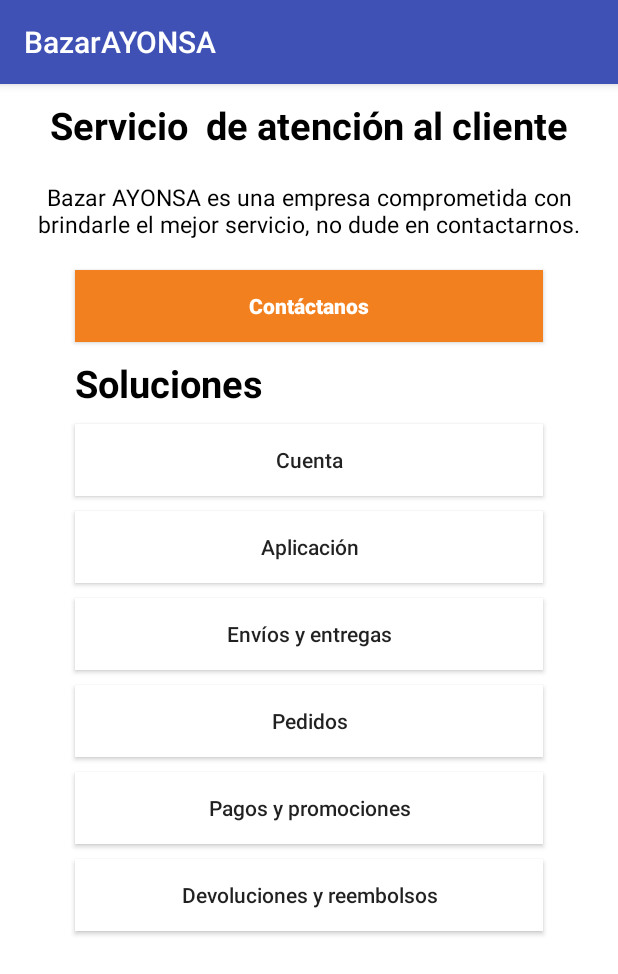
After one commit to RoosPacheco/BazarAYONSA, an Android app: the ServicioCliente screen opened directly, with no data from a screen before it, on a phone screen of 412 x 824 dp. The commit adds this screen. Shown: the top 974 px of the screen. Run offline under Robolectric (Android 15) with nearby library versions, the phone set to English and light mode, and no system bars; Roboto replaces fonts that are not available here.

Commit message:
Servicio de atención al cliente (Actividad)

```diff
--- a/app/src/main/AndroidManifest.xml
+++ b/app/src/main/AndroidManifest.xml
@@ -41,13 +41,10 @@
                 android:name="android.support.PARENT_ACTIVITY"
                 android:value="com.example.dell.bazarayonsa.Main2Activity" />
         </activity>
-
         <activity
-            android:name="ActivityLoginRegister"
-            android:label="@string/app_name" >
-
-        </activity>
-
+            android:name=".ActivityLoginRegister"
+            android:label="@string/app_name"></activity>
+        <activity android:name=".ServicioCliente"></activity>
     </application>
 
 </manifest>
--- a/app/src/main/java/com/example/dell/bazarayonsa/Main2Activity.java
+++ b/app/src/main/java/com/example/dell/bazarayonsa/Main2Activity.java
@@ -2,6 +2,7 @@ package com.example.dell.bazarayonsa;
 
 import android.annotation.SuppressLint;
 import android.annotation.TargetApi;
+import android.content.ClipData;
 import android.content.Intent;
 import android.graphics.Bitmap;
 import android.net.Uri;
@@ -148,9 +149,10 @@ public class Main2Activity extends AppCompatActivity
             fragment = new CatalogoFragment();
 
         } else if (id == R.id.nav_serviciocliente) {
-            fragment = new CatalogoFragment();
+            //fragment = new CatalogoFragment();
+            Intent intent = new Intent(getApplicationContext(), ServicioCliente.class);
+            startActivity(intent);
         }
-
         // Insert the fragment by replacing any existing fragment
         FragmentManager fragmentManager = getSupportFragmentManager();
         fragmentManager.beginTransaction()
--- /dev/null
+++ b/app/src/main/java/com/example/dell/bazarayonsa/ServicioCliente.java
@@ -0,0 +1,15 @@
+package com.example.dell.bazarayonsa;
+
+import android.support.v7.app.AppCompatActivity;
+import android.os.Bundle;
+
+public class ServicioCliente extends AppCompatActivity {
+
+    @Override
+    protected void onCreate(Bundle savedInstanceState) {
+        super.onCreate(savedInstanceState);
+        setContentView(R.layout.activity_servicio_cliente);
+
+
+    }
+}
--- /dev/null
+++ b/app/src/main/res/layout/activity_servicio_cliente.xml
@@ -0,0 +1,139 @@
+<?xml version="1.0" encoding="utf-8"?>
+<android.support.constraint.ConstraintLayout xmlns:android="http://schemas.android.com/apk/res/android"
+    xmlns:app="http://schemas.android.com/apk/res-auto"
+    xmlns:tools="http://schemas.android.com/tools"
+    android:layout_width="match_parent"
+    android:layout_height="match_parent"
+    android:background="@color/white"
+    tools:context=".ServicioCliente">
+    <ScrollView
+        android:layout_width="match_parent"
+        android:layout_height="match_parent">
+
+        <LinearLayout
+            android:layout_width="match_parent"
+            android:layout_height="wrap_content"
+            android:orientation="vertical"
+            tools:layout_editor_absoluteX="0dp"
+            tools:layout_editor_absoluteY="54dp">
+
+            <TextView
+                android:id="@+id/textView6"
+                android:layout_width="match_parent"
+                android:layout_height="wrap_content"
+                android:layout_marginTop="10dp"
+                android:layout_marginBottom="10dp"
+                android:text="Servicio  de atención al cliente"
+                android:textColor="@color/black"
+                android:textSize="25dp"
+                android:textAlignment="center"
+                android:textStyle="bold" />
+
+            <TextView
+                android:id="@+id/textView8"
+                android:layout_width="match_parent"
+                android:layout_height="wrap_content"
+                android:layout_marginStart="20dp"
+                android:layout_marginEnd="20dp"
+                android:layout_marginTop="10dp"
+                android:layout_marginBottom="10dp"
+                android:text="Bazar AYONSA es una empresa comprometida con brindarle el mejor servicio, no dude en contactarnos."
+                android:textAlignment="center"
+                android:textColor="@color/black"
+                android:textSize="15dp"
+                android:textStyle="normal" />
+
+            <Button
+                android:id="@+id/button4"
+                style="@style/Widget.AppCompat.Button"
+                android:layout_width="match_parent"
+                android:layout_height="wrap_content"
+                android:layout_marginStart="50dp"
+                android:layout_marginTop="10dp"
+                android:layout_marginEnd="50dp"
+                android:layout_marginBottom="10dp"
+                android:background="@color/background_color"
+                android:text="Contáctanos"
+                android:textAppearance="@style/TextAppearance.AppCompat.Body2"
+                android:textColor="@color/white"
+                android:textStyle="bold" />
+
+            <TextView
+                android:id="@+id/textView9"
+                android:layout_width="match_parent"
+                android:layout_height="wrap_content"
+                android:layout_marginBottom="10dp"
+                android:text="Soluciones"
+                android:textColor="@color/black"
+                android:textSize="25dp"
+                android:layout_marginStart="50dp"
+                android:textStyle="bold" />
+
+            <Button
+                android:id="@+id/button5"
+                android:layout_width="match_parent"
+                android:layout_height="wrap_content"
+                android:layout_marginStart="50dp"
+                android:layout_marginEnd="50dp"
+                android:layout_marginBottom="10dp"
+                android:text="Cuenta"
+                android:background="@color/white"
+                android:textAppearance="@style/TextAppearance.AppCompat.Body2" />
+
+            <Button
+                android:id="@+id/button6"
+                android:layout_width="match_parent"
+                android:layout_height="wrap_content"
+                android:layout_marginStart="50dp"
+                android:layout_marginEnd="50dp"
+                android:layout_marginBottom="10dp"
+                android:text="Aplicación"
+                android:background="@color/white"
+                android:textAppearance="@style/TextAppearance.AppCompat.Body2" />
+
+            <Button
+                android:id="@+id/button7"
+                android:layout_width="match_parent"
+                android:layout_height="wrap_content"
+                android:layout_marginStart="50dp"
+                android:layout_marginEnd="50dp"
+                android:layout_marginBottom="10dp"
+                android:text="Envíos y entregas"
+                android:background="@color/white"
+                android:textAppearance="@style/TextAppearance.AppCompat.Body2" />
+
+            <Button
+                android:id="@+id/button8"
+                android:layout_width="match_parent"
+                android:layout_height="wrap_content"
+                android:layout_marginStart="50dp"
+                android:layout_marginEnd="50dp"
+                android:layout_marginBottom="10dp"
+                android:text="Pedidos"
+                android:background="@color/white"
+                android:textAppearance="@style/TextAppearance.AppCompat.Body2" />
+
+            <Button
+                android:id="@+id/button9"
+                android:layout_width="match_parent"
+                android:layout_height="wrap_content"
+                android:layout_marginStart="50dp"
+                android:layout_marginEnd="50dp"
+                android:layout_marginBottom="10dp"
+                android:text="Pagos y promociones"
+                android:background="@color/white"
+                android:textAppearance="@style/TextAppearance.AppCompat.Body2" />
+
+            <Button
+                android:id="@+id/button10"
+                android:layout_width="match_parent"
+                android:layout_height="wrap_content"
+                android:layout_marginStart="50dp"
+                android:layout_marginEnd="50dp"
+                android:layout_marginBottom="10dp"
+                android:text="Devoluciones y reembolsos"
+                android:background="@color/white"
+                android:textAppearance="@style/TextAppearance.AppCompat.Body2" />
+        </LinearLayout>
+    </ScrollView>
+</android.support.constraint.ConstraintLayout>
```
